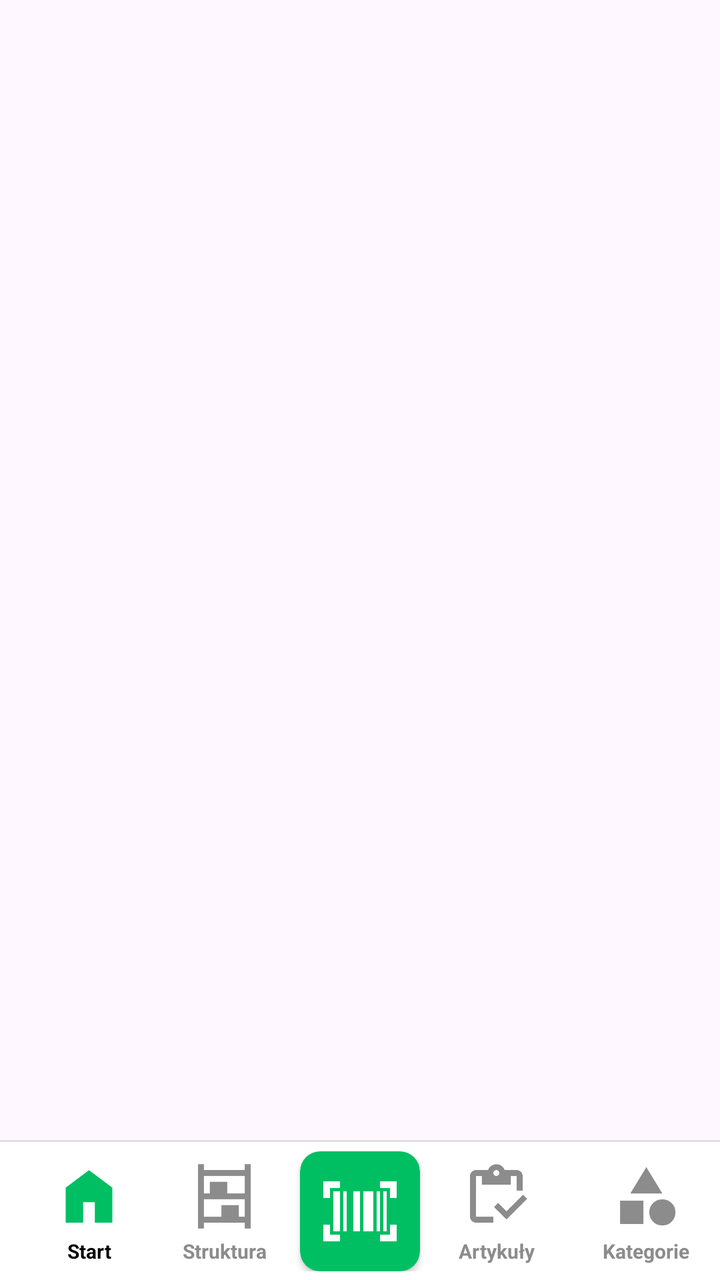
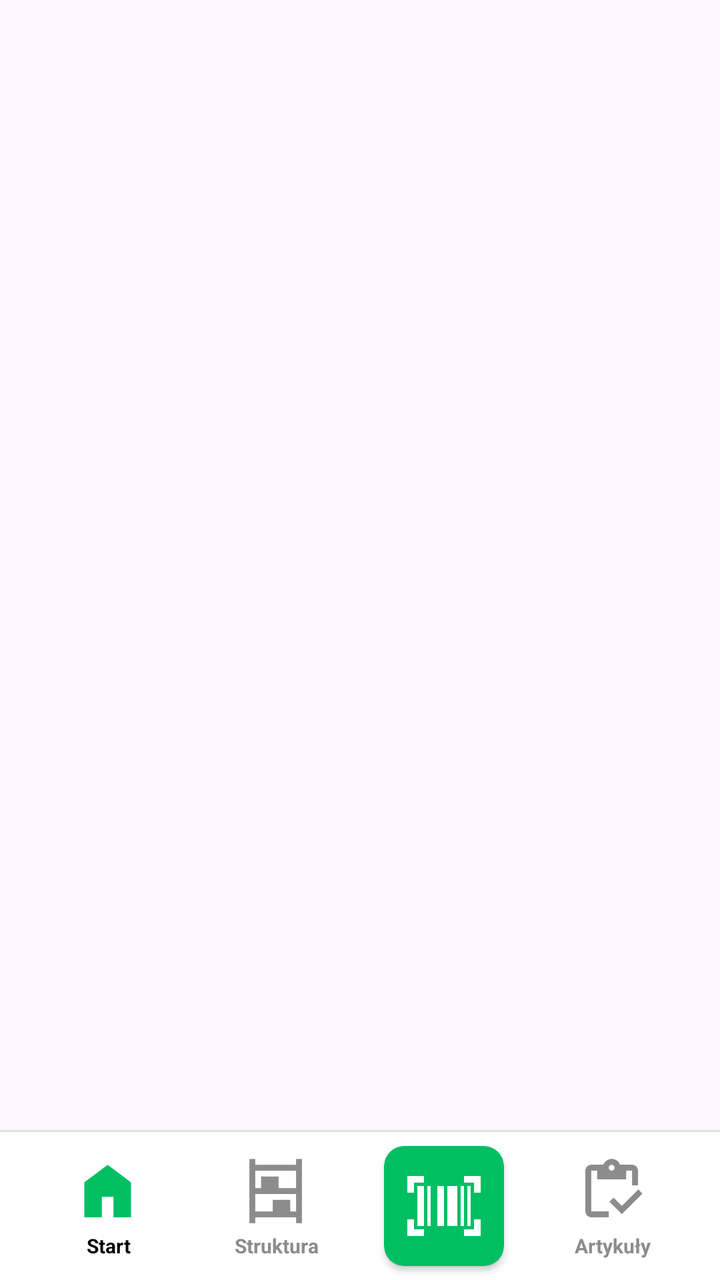

Screens rendered from an Android XML layout before and after an edit, with the pre-edit source and the edit as a unified diff.
<!-- AndroidManifest.xml: application theme Theme.InventoryMaster -->
<!-- res/layout/navigation.xml -->
<?xml version="1.0" encoding="utf-8"?>
<androidx.constraintlayout.widget.ConstraintLayout xmlns:android="http://schemas.android.com/apk/res/android"
    xmlns:app="http://schemas.android.com/apk/res-auto"
    android:layout_width="match_parent"
    android:layout_height="wrap_content">

    <androidx.constraintlayout.widget.ConstraintLayout
        android:id="@+id/menuCl"
        android:layout_width="0dp"
        android:layout_height="70dp"
        android:background="?android:attr/navigationBarColor"
        app:layout_constraintBottom_toBottomOf="parent"
        app:layout_constraintEnd_toEndOf="parent"
        app:layout_constraintStart_toStartOf="parent">

        <View
            android:id="@+id/divider"
            android:layout_width="match_parent"
            android:layout_height="1dp"
            android:background="?android:attr/listDivider"
            app:layout_constraintEnd_toEndOf="parent"
            app:layout_constraintStart_toStartOf="parent"
            app:layout_constraintTop_toTopOf="parent" />

        <androidx.constraintlayout.widget.ConstraintLayout
            android:layout_width="0dp"
            android:layout_height="60dp"
            android:layout_marginStart="15dp"
            android:layout_marginEnd="15dp"
            app:layout_constraintBottom_toBottomOf="parent"
            app:layout_constraintEnd_toEndOf="parent"
            app:layout_constraintStart_toStartOf="parent"
            app:layout_constraintTop_toBottomOf="@+id/divider">

            <androidx.cardview.widget.CardView
                android:id="@+id/menuStartCv"
                android:layout_width="60dp"
                android:layout_height="60dp"
                android:layout_marginEnd="8dp"
                android:background="#00FFFFFF"
                app:cardBackgroundColor="#00FFFFFF"
                app:cardCornerRadius="10dp"
                app:cardElevation="0dp"
                app:cardMaxElevation="0dp"
                app:layout_constraintBottom_toBottomOf="parent"
                app:layout_constraintEnd_toStartOf="@+id/menuStructureCv"
                app:layout_constraintTop_toTopOf="parent"
                app:layout_constraintVertical_bias="0.0">

                <ImageView
                    android:id="@+id/menuStartIv"
                    android:layout_width="35dp"
                    android:layout_height="35dp"
                    android:layout_marginLeft="12.5dp"
                    android:layout_marginTop="5dp"
                    android:src="@drawable/home"
                    app:layout_constraintBottom_toBottomOf="parent"
                    app:layout_constraintEnd_toEndOf="parent"
                    app:layout_constraintStart_toStartOf="parent"
                    app:layout_constraintTop_toTopOf="parent"
                    app:tint="@color/colorPrimary" />

                <TextView
                    android:id="@+id/menuStartTv"
                    android:layout_width="match_parent"
                    android:layout_height="wrap_content"
                    android:layout_marginTop="43dp"
                    android:text="Start"
                    android:textAlignment="center"
                    android:textColor="?attr/colorOnBackground"
                    android:textSize="10sp"
                    android:textStyle="bold" />
            </androidx.cardview.widget.CardView>

            <androidx.cardview.widget.CardView
                android:id="@+id/menuCategoriesCv"
                android:layout_width="60dp"
                android:layout_height="60dp"
                android:layout_marginStart="15dp"
                app:cardBackgroundColor="#00FFFFFF"
                app:cardCornerRadius="10dp"
                app:cardElevation="0dp"
                app:cardMaxElevation="0dp"
                app:layout_constraintBottom_toBottomOf="parent"
                app:layout_constraintStart_toEndOf="@+id/menuItemsCv"
                app:layout_constraintTop_toTopOf="parent"
                app:layout_constraintVertical_bias="0.0">

                <ImageView
                    android:id="@+id/menuCategoriesIv"
                    android:layout_width="35dp"
                    android:layout_height="35dp"
                    android:layout_marginLeft="12.5dp"
                    android:layout_marginTop="5dp"
                    android:src="@drawable/category"
                    app:layout_constraintBottom_toBottomOf="parent"
                    app:layout_constraintEnd_toEndOf="parent"
                    app:layout_constraintStart_toStartOf="parent"
                    app:layout_constraintTop_toTopOf="parent"
                    app:tint="@color/gray" />

                <TextView
                    android:id="@+id/menuCategoriesTv"
                    android:layout_width="match_parent"
                    android:layout_height="wrap_content"
                    android:layout_marginTop="43dp"
                    android:text="Kategorie"
                    android:textAlignment="center"
                    android:textColor="@color/gray"
                    android:textSize="10sp"
                    android:textStyle="bold" />
            </androidx.cardview.widget.CardView>

            <androidx.cardview.widget.CardView
                android:id="@+id/menuStructureCv"
                android:layout_width="60dp"
                android:layout_height="60dp"
                android:layout_marginEnd="8dp"
                app:cardBackgroundColor="#00FFFFFF"
                app:cardCornerRadius="10dp"
                app:cardElevation="0dp"
                app:cardMaxElevation="0dp"
                app:layout_constraintBottom_toBottomOf="parent"
                app:layout_constraintEnd_toStartOf="@+id/menuBarcodeCv"
                app:layout_constraintTop_toTopOf="parent"
                app:layout_constraintVertical_bias="0.0">

                <ImageView
                    android:id="@+id/menuStructureIv"
                    android:layout_width="35dp"
                    android:layout_height="35dp"
                    android:layout_marginLeft="12.5dp"
                    android:layout_marginTop="5dp"
                    android:src="@drawable/shelves"
                    app:layout_constraintBottom_toBottomOf="parent"
                    app:layout_constraintEnd_toEndOf="parent"
                    app:layout_constraintStart_toStartOf="parent"
                    app:layout_constraintTop_toTopOf="parent"
                    app:tint="@color/gray" />

                <TextView
                    android:id="@+id/menuStructureTv"
                    android:layout_width="match_parent"
                    android:layout_height="wrap_content"
                    android:layout_marginTop="43dp"
                    android:text="Struktura"
                    android:textAlignment="center"
                    android:textColor="@color/gray"
                    android:textSize="10sp"
                    android:textStyle="bold" />
            </androidx.cardview.widget.CardView>

            <androidx.cardview.widget.CardView
                android:id="@+id/menuBarcodeCv"
                android:layout_width="60dp"
                android:layout_height="60dp"
                app:cardBackgroundColor="?attr/colorPrimary"
                app:cardCornerRadius="10dp"
                app:layout_constraintBottom_toBottomOf="parent"
                app:layout_constraintEnd_toEndOf="parent"
                app:layout_constraintStart_toStartOf="parent"
                app:layout_constraintTop_toTopOf="parent">

                <ImageView
                    android:id="@+id/menuBarcodeIv"
                    android:layout_width="40dp"
                    android:layout_height="40dp"
                    android:layout_marginLeft="10dp"
                    android:layout_marginTop="10dp"
                    android:src="@drawable/barcode_scanner"
                    app:layout_constraintBottom_toBottomOf="parent"
                    app:layout_constraintEnd_toEndOf="parent"
                    app:layout_constraintStart_toStartOf="parent"
                    app:layout_constraintTop_toTopOf="parent"
                    app:tint="?attr/colorOnPrimary" />
            </androidx.cardview.widget.CardView>

            <androidx.cardview.widget.CardView
                android:id="@+id/menuItemsCv"
                android:layout_width="60dp"
                android:layout_height="60dp"
                android:layout_marginStart="8dp"
                app:cardBackgroundColor="#00FFFFFF"
                app:cardCornerRadius="10dp"
                app:cardElevation="0dp"
                app:cardMaxElevation="0dp"
                app:layout_constraintBottom_toBottomOf="parent"
                app:layout_constraintStart_toEndOf="@+id/menuBarcodeCv"
                app:layout_constraintTop_toTopOf="parent"
                app:layout_constraintVertical_bias="0.0">

                <ImageView
                    android:id="@+id/menuItemsIv"
                    android:layout_width="35dp"
                    android:layout_height="35dp"
                    android:layout_marginLeft="12.5dp"
                    android:layout_marginTop="5dp"
                    android:src="@drawable/inventory"
                    app:layout_constraintBottom_toBottomOf="parent"
                    app:layout_constraintEnd_toEndOf="parent"
                    app:layout_constraintStart_toStartOf="parent"
                    app:layout_constraintTop_toTopOf="parent"
                    app:tint="@color/gray" />

                <TextView
                    android:id="@+id/menuItemsTv"
                    android:layout_width="match_parent"
                    android:layout_height="wrap_content"
                    android:layout_marginTop="43dp"
                    android:text="Artykuły"
                    android:textAlignment="center"
                    android:textColor="@color/gray"
                    android:textSize="10sp"
                    android:textStyle="bold" />
            </androidx.cardview.widget.CardView>
        </androidx.constraintlayout.widget.ConstraintLayout>

    </androidx.constraintlayout.widget.ConstraintLayout>
</androidx.constraintlayout.widget.ConstraintLayout>
<!-- resources referenced by this layout -->
<resources>
  <color name="colorPrimary">#00bf63</color>
  <color name="gray">#8C8C8C</color>
  <!-- drawable barcode_scanner (drawable) -->
  <vector xmlns:android="http://schemas.android.com/apk/res/android"
      android:width="24dp"
      android:height="24dp"
      android:viewportWidth="960"
      android:viewportHeight="960">
    <path
        android:pathData="M40,840v-200h80v120h120v80L40,840ZM720,840v-80h120v-120h80v200L720,840ZM160,720v-480h80v480h-80ZM280,720v-480h40v480h-40ZM400,720v-480h80v480h-80ZM520,720v-480h120v480L520,720ZM680,720v-480h40v480h-40ZM760,720v-480h40v480h-40ZM40,320v-200h200v80L120,200v120L40,320ZM840,320v-120L720,200v-80h200v200h-80Z"
        android:fillColor="#EA3323"/>
  </vector>
  <!-- drawable category (drawable) -->
  <vector xmlns:android="http://schemas.android.com/apk/res/android"
      android:width="24dp"
      android:height="24dp"
      android:viewportWidth="960"
      android:viewportHeight="960">
    <path
        android:pathData="m260,440 l220,-360 220,360L260,440ZM700,880q-75,0 -127.5,-52.5T520,700q0,-75 52.5,-127.5T700,520q75,0 127.5,52.5T880,700q0,75 -52.5,127.5T700,880ZM120,860v-320h320v320L120,860Z"
        android:fillColor="#EA3323"/>
  </vector>
  <!-- drawable home (drawable) -->
  <vector xmlns:android="http://schemas.android.com/apk/res/android"
      android:width="24dp"
      android:height="24dp"
      android:viewportWidth="960"
      android:viewportHeight="960">
    <path
        android:pathData="M160,840v-480l320,-240 320,240v480L560,840v-280L400,560v280L160,840Z"
        android:fillColor="#EA3323"/>
  </vector>
  <!-- drawable inventory (drawable) -->
  <vector xmlns:android="http://schemas.android.com/apk/res/android"
      android:width="24dp"
      android:height="24dp"
      android:viewportWidth="960"
      android:viewportHeight="960">
    <path
        android:pathData="M620,797 L450,627l56,-56 114,114 226,-226 56,56 -282,282ZM840,400h-80v-200h-80v120L280,320v-120h-80v560h240v80L200,840q-33,0 -56.5,-23.5T120,760v-560q0,-33 23.5,-56.5T200,120h167q11,-35 43,-57.5t70,-22.5q40,0 71.5,22.5T594,120h166q33,0 56.5,23.5T840,200v200ZM508.5,188.5Q520,177 520,160t-11.5,-28.5Q497,120 480,120t-28.5,11.5Q440,143 440,160t11.5,28.5Q463,200 480,200t28.5,-11.5Z"
        android:fillColor="?attr/colorPrimary"/>
  </vector>
  <!-- drawable shelves (drawable) -->
  <vector xmlns:android="http://schemas.android.com/apk/res/android"
      android:width="24dp"
      android:height="24dp"
      android:viewportWidth="960"
      android:viewportHeight="960">
    <path
        android:pathData="M120,920v-880h80v80h560v-80h80v880h-80v-80L200,840v80h-80ZM200,440h80v-160h240v160h240v-240L200,200v240ZM200,760h240v-160h240v160h80v-240L200,520v240Z"
        android:fillColor="#EA3323"/>
  </vector>
  <style name="Theme.InventoryMaster" parent="Base.Theme.InventoryMaster" />
  <style name="Base.Theme.InventoryMaster" parent="Theme.Material3.DayNight.NoActionBar">
          <item name="android:statusBarColor">@color/colorPrimary</item>
          <item name="android:navigationBarColor">@color/white</item>
          <item name="android:windowLightStatusBar">false</item>
  
          <item name="colorPrimary">@color/colorPrimary</item>
  
          <item name="colorOnPrimary">@color/white</item>
  
          <item name="backgroundColor">@color/light</item>
          <item name="colorOnBackground">@color/black</item>
  
          <item name="cardBackgroundColor">@color/white</item>
      </style>
  <color name="white">#FFFFFFFF</color>
  <color name="light">#f3f5f4</color>
  <color name="black">#FF000000</color>
</resources>

<!-- the commit's change to res/layout/navigation.xml (unified diff, before → after) -->
@@ -6,8 +6,8 @@
 
     <androidx.constraintlayout.widget.ConstraintLayout
         android:id="@+id/menuCl"
-        android:layout_width="0dp"
-        android:layout_height="70dp"
+        android:layout_width="match_parent"
+        android:layout_height="75dp"
         android:background="?android:attr/navigationBarColor"
         app:layout_constraintBottom_toBottomOf="parent"
         app:layout_constraintEnd_toEndOf="parent"
@@ -22,198 +22,133 @@
             app:layout_constraintStart_toStartOf="parent"
             app:layout_constraintTop_toTopOf="parent" />
 
-        <androidx.constraintlayout.widget.ConstraintLayout
-            android:layout_width="0dp"
+        <androidx.cardview.widget.CardView
+            android:id="@+id/menuStartCv"
+            android:layout_width="60dp"
             android:layout_height="60dp"
-            android:layout_marginStart="15dp"
-            android:layout_marginEnd="15dp"
+            android:background="#00FFFFFF"
+            app:cardBackgroundColor="#00FFFFFF"
+            app:cardCornerRadius="10dp"
+            app:cardElevation="0dp"
+            app:cardMaxElevation="0dp"
             app:layout_constraintBottom_toBottomOf="parent"
-            app:layout_constraintEnd_toEndOf="parent"
+            app:layout_constraintEnd_toStartOf="@+id/menuStructureCv"
+            app:layout_constraintHorizontal_chainStyle="spread"
             app:layout_constraintStart_toStartOf="parent"
             app:layout_constraintTop_toBottomOf="@+id/divider">
 
-            <androidx.cardview.widget.CardView
-                android:id="@+id/menuStartCv"
-                android:layout_width="60dp"
-                android:layout_height="60dp"
-                android:layout_marginEnd="8dp"
-                android:background="#00FFFFFF"
-                app:cardBackgroundColor="#00FFFFFF"
-                app:cardCornerRadius="10dp"
-                app:cardElevation="0dp"
-                app:cardMaxElevation="0dp"
-                app:layout_constraintBottom_toBottomOf="parent"
-                app:layout_constraintEnd_toStartOf="@+id/menuStructureCv"
-                app:layout_constraintTop_toTopOf="parent"
-                app:layout_constraintVertical_bias="0.0">
+            <ImageView
+                android:id="@+id/menuStartIv"
+                android:layout_width="35dp"
+                android:layout_height="35dp"
+                android:layout_gravity="center_horizontal"
+                android:layout_marginTop="5dp"
+                android:contentDescription="@null"
+                android:src="@drawable/home"
+                app:tint="@color/colorPrimary" />
 
-                <ImageView
-                    android:id="@+id/menuStartIv"
-                    android:layout_width="35dp"
-                    android:layout_height="35dp"
-                    android:layout_marginLeft="12.5dp"
-                    android:layout_marginTop="5dp"
-                    android:src="@drawable/home"
-                    app:layout_constraintBottom_toBottomOf="parent"
-                    app:layout_constraintEnd_toEndOf="parent"
-                    app:layout_constraintStart_toStartOf="parent"
-                    app:layout_constraintTop_toTopOf="parent"
-                    app:tint="@color/colorPrimary" />
+            <TextView
+                android:id="@+id/menuStartTv"
+                android:layout_width="match_parent"
+                android:layout_height="wrap_content"
+                android:layout_marginTop="43dp"
+                android:text="Start"
+                android:textAlignment="center"
+                android:textColor="?attr/colorOnBackground"
+                android:textSize="10sp"
+                android:textStyle="bold" />
+        </androidx.cardview.widget.CardView>
 
-                <TextView
-                    android:id="@+id/menuStartTv"
-                    android:layout_width="match_parent"
-                    android:layout_height="wrap_content"
-                    android:layout_marginTop="43dp"
-                    android:text="Start"
-                    android:textAlignment="center"
-                    android:textColor="?attr/colorOnBackground"
-                    android:textSize="10sp"
-                    android:textStyle="bold" />
-            </androidx.cardview.widget.CardView>
+        <androidx.cardview.widget.CardView
+            android:id="@+id/menuStructureCv"
+            android:layout_width="60dp"
+            android:layout_height="60dp"
+            app:cardBackgroundColor="#00FFFFFF"
+            app:cardCornerRadius="10dp"
+            app:cardElevation="0dp"
+            app:cardMaxElevation="0dp"
+            app:layout_constraintBottom_toBottomOf="parent"
+            app:layout_constraintEnd_toStartOf="@+id/menuBarcodeCv"
+            app:layout_constraintStart_toEndOf="@+id/menuStartCv"
+            app:layout_constraintTop_toBottomOf="@+id/divider">
 
-            <androidx.cardview.widget.CardView
-                android:id="@+id/menuCategoriesCv"
-                android:layout_width="60dp"
-                android:layout_height="60dp"
-                android:layout_marginStart="15dp"
-                app:cardBackgroundColor="#00FFFFFF"
-                app:cardCornerRadius="10dp"
-                app:cardElevation="0dp"
-                app:cardMaxElevation="0dp"
-                app:layout_constraintBottom_toBottomOf="parent"
-                app:layout_constraintStart_toEndOf="@+id/menuItemsCv"
-                app:layout_constraintTop_toTopOf="parent"
-                app:layout_constraintVertical_bias="0.0">
+            <ImageView
+                android:id="@+id/menuStructureIv"
+                android:layout_width="35dp"
+                android:layout_height="35dp"
+                android:layout_gravity="center_horizontal"
+                android:layout_marginTop="5dp"
+                android:contentDescription="@null"
+                android:src="@drawable/shelves"
+                app:tint="@color/gray" />
 
-                <ImageView
-                    android:id="@+id/menuCategoriesIv"
-                    android:layout_width="35dp"
-                    android:layout_height="35dp"
-                    android:layout_marginLeft="12.5dp"
-                    android:layout_marginTop="5dp"
-                    android:src="@drawable/category"
-                    app:layout_constraintBottom_toBottomOf="parent"
-                    app:layout_constraintEnd_toEndOf="parent"
-                    app:layout_constraintStart_toStartOf="parent"
-                    app:layout_constraintTop_toTopOf="parent"
-                    app:tint="@color/gray" />
+            <TextView
+                android:id="@+id/menuStructureTv"
+                android:layout_width="match_parent"
+                android:layout_height="wrap_content"
+                android:layout_marginTop="43dp"
+                android:text="Struktura"
+                android:textAlignment="center"
+                android:textColor="@color/gray"
+                android:textSize="10sp"
+                android:textStyle="bold" />
+        </androidx.cardview.widget.CardView>
 
-                <TextView
-                    android:id="@+id/menuCategoriesTv"
-                    android:layout_width="match_parent"
-                    android:layout_height="wrap_content"
-                    android:layout_marginTop="43dp"
-                    android:text="Kategorie"
-                    android:textAlignment="center"
-                    android:textColor="@color/gray"
-                    android:textSize="10sp"
-                    android:textStyle="bold" />
-            </androidx.cardview.widget.CardView>
+        <androidx.cardview.widget.CardView
+            android:id="@+id/menuBarcodeCv"
+            android:layout_width="60dp"
+            android:layout_height="60dp"
+            app:cardBackgroundColor="?attr/colorPrimary"
+            app:cardCornerRadius="10dp"
+            app:layout_constraintBottom_toBottomOf="parent"
+            app:layout_constraintEnd_toStartOf="@+id/menuItemsCv"
+            app:layout_constraintStart_toEndOf="@+id/menuStructureCv"
+            app:layout_constraintTop_toBottomOf="@+id/divider">
 
-            <androidx.cardview.widget.CardView
-                android:id="@+id/menuStructureCv"
-                android:layout_width="60dp"
-                android:layout_height="60dp"
-                android:layout_marginEnd="8dp"
-                app:cardBackgroundColor="#00FFFFFF"
-                app:cardCornerRadius="10dp"
-                app:cardElevation="0dp"
-                app:cardMaxElevation="0dp"
-                app:layout_constraintBottom_toBottomOf="parent"
-                app:layout_constraintEnd_toStartOf="@+id/menuBarcodeCv"
-                app:layout_constraintTop_toTopOf="parent"
-                app:layout_constraintVertical_bias="0.0">
+            <ImageView
+                android:id="@+id/menuBarcodeIv"
+                android:layout_width="40dp"
+                android:layout_height="40dp"
+                android:layout_gravity="center"
+                android:contentDescription="@null"
+                android:src="@drawable/barcode_scanner"
+                app:tint="?attr/colorOnPrimary" />
+        </androidx.cardview.widget.CardView>
 
-                <ImageView
-                    android:id="@+id/menuStructureIv"
-                    android:layout_width="35dp"
-                    android:layout_height="35dp"
-                    android:layout_marginLeft="12.5dp"
-                    android:layout_marginTop="5dp"
-                    android:src="@drawable/shelves"
-                    app:layout_constraintBottom_toBottomOf="parent"
-                    app:layout_constraintEnd_toEndOf="parent"
-                    app:layout_constraintStart_toStartOf="parent"
-                    app:layout_constraintTop_toTopOf="parent"
-                    app:tint="@color/gray" />
+        <androidx.cardview.widget.CardView
+            android:id="@+id/menuItemsCv"
+            android:layout_width="60dp"
+            android:layout_height="60dp"
+            app:cardBackgroundColor="#00FFFFFF"
+            app:cardCornerRadius="10dp"
+            app:cardElevation="0dp"
+            app:cardMaxElevation="0dp"
+            app:layout_constraintBottom_toBottomOf="parent"
+            app:layout_constraintEnd_toEndOf="parent"
+            app:layout_constraintStart_toEndOf="@+id/menuBarcodeCv"
+            app:layout_constraintTop_toBottomOf="@+id/divider">
 
-                <TextView
-                    android:id="@+id/menuStructureTv"
-                    android:layout_width="match_parent"
-                    android:layout_height="wrap_content"
-                    android:layout_marginTop="43dp"
-                    android:text="Struktura"
-                    android:textAlignment="center"
-                    android:textColor="@color/gray"
-                    android:textSize="10sp"
-                    android:textStyle="bold" />
-            </androidx.cardview.widget.CardView>
+            <ImageView
+                android:id="@+id/menuItemsIv"
+                android:layout_width="35dp"
+                android:layout_height="35dp"
+                android:layout_gravity="center_horizontal"
+                android:layout_marginTop="5dp"
+                android:contentDescription="@null"
+                android:src="@drawable/inventory"
+                app:tint="@color/gray" />
 
-            <androidx.cardview.widget.CardView
-                android:id="@+id/menuBarcodeCv"
-                android:layout_width="60dp"
-                android:layout_height="60dp"
-                app:cardBackgroundColor="?attr/colorPrimary"
-                app:cardCornerRadius="10dp"
-                app:layout_constraintBottom_toBottomOf="parent"
-                app:layout_constraintEnd_toEndOf="parent"
-                app:layout_constraintStart_toStartOf="parent"
-                app:layout_constraintTop_toTopOf="parent">
-
-                <ImageView
-                    android:id="@+id/menuBarcodeIv"
-                    android:layout_width="40dp"
-                    android:layout_height="40dp"
-                    android:layout_marginLeft="10dp"
-                    android:layout_marginTop="10dp"
-                    android:src="@drawable/barcode_scanner"
-                    app:layout_constraintBottom_toBottomOf="parent"
-                    app:layout_constraintEnd_toEndOf="parent"
-                    app:layout_constraintStart_toStartOf="parent"
-                    app:layout_constraintTop_toTopOf="parent"
-                    app:tint="?attr/colorOnPrimary" />
-            </androidx.cardview.widget.CardView>
-
-            <androidx.cardview.widget.CardView
-                android:id="@+id/menuItemsCv"
-                android:layout_width="60dp"
-                android:layout_height="60dp"
-                android:layout_marginStart="8dp"
-                app:cardBackgroundColor="#00FFFFFF"
-                app:cardCornerRadius="10dp"
-                app:cardElevation="0dp"
-                app:cardMaxElevation="0dp"
-                app:layout_constraintBottom_toBottomOf="parent"
-                app:layout_constraintStart_toEndOf="@+id/menuBarcodeCv"
-                app:layout_constraintTop_toTopOf="parent"
-                app:layout_constraintVertical_bias="0.0">
-
-                <ImageView
-                    android:id="@+id/menuItemsIv"
-                    android:layout_width="35dp"
-                    android:layout_height="35dp"
-                    android:layout_marginLeft="12.5dp"
-                    android:layout_marginTop="5dp"
-                    android:src="@drawable/inventory"
-                    app:layout_constraintBottom_toBottomOf="parent"
-                    app:layout_constraintEnd_toEndOf="parent"
-                    app:layout_constraintStart_toStartOf="parent"
-                    app:layout_constraintTop_toTopOf="parent"
-                    app:tint="@color/gray" />
-
-                <TextView
-                    android:id="@+id/menuItemsTv"
-                    android:layout_width="match_parent"
-                    android:layout_height="wrap_content"
-                    android:layout_marginTop="43dp"
-                    android:text="Artykuły"
-                    android:textAlignment="center"
-                    android:textColor="@color/gray"
-                    android:textSize="10sp"
-                    android:textStyle="bold" />
-            </androidx.cardview.widget.CardView>
-        </androidx.constraintlayout.widget.ConstraintLayout>
+            <TextView
+                android:id="@+id/menuItemsTv"
+                android:layout_width="match_parent"
+                android:layout_height="wrap_content"
+                android:layout_marginTop="43dp"
+                android:text="Artykuły"
+                android:textAlignment="center"
+                android:textColor="@color/gray"
+                android:textSize="10sp"
+                android:textStyle="bold" />
+        </androidx.cardview.widget.CardView>
 
     </androidx.constraintlayout.widget.ConstraintLayout>
 </androidx.constraintlayout.widget.ConstraintLayout>
<!-- resource entries referenced after the edit -->
@@ -10,16 +10,6 @@
       android:viewportHeight="960">
     <path
         android:pathData="M40,840v-200h80v120h120v80L40,840ZM720,840v-80h120v-120h80v200L720,840ZM160,720v-480h80v480h-80ZM280,720v-480h40v480h-40ZM400,720v-480h80v480h-80ZM520,720v-480h120v480L520,720ZM680,720v-480h40v480h-40ZM760,720v-480h40v480h-40ZM40,320v-200h200v80L120,200v120L40,320ZM840,320v-120L720,200v-80h200v200h-80Z"
-        android:fillColor="#EA3323"/>
-  </vector>
-  <!-- drawable category (drawable) -->
-  <vector xmlns:android="http://schemas.android.com/apk/res/android"
-      android:width="24dp"
-      android:height="24dp"
-      android:viewportWidth="960"
-      android:viewportHeight="960">
-    <path
-        android:pathData="m260,440 l220,-360 220,360L260,440ZM700,880q-75,0 -127.5,-52.5T520,700q0,-75 52.5,-127.5T700,520q75,0 127.5,52.5T880,700q0,75 -52.5,127.5T700,880ZM120,860v-320h320v320L120,860Z"
         android:fillColor="#EA3323"/>
   </vector>
   <!-- drawable home (drawable) -->
